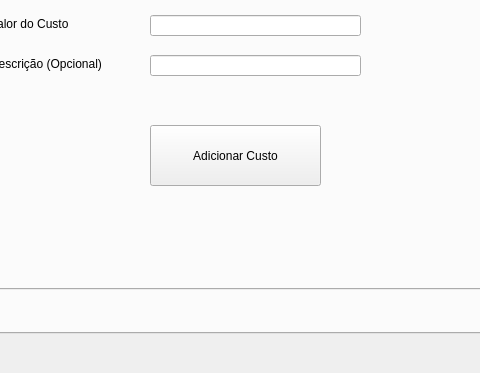
This is main_window.ui in Gianlucca-Buzo/Selling-Manager as Qt 5 draws it before an edit; both pictures show x 104 to 584 and y 177 to 550 of the 900 by 550 pixel window. The edited form follows.
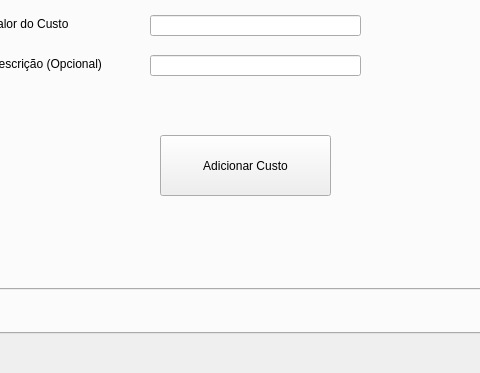
This is the edited form. The open tabs and pages were chosen to show the change.

Patch:
```diff
--- a/main_window.ui
+++ b/main_window.ui
@@ -812,19 +812,6 @@
          <string>Tipo</string>
         </property>
        </widget>
-       <widget class="QPushButton" name="pushButton_26">
-        <property name="geometry">
-         <rect>
-          <x>170</x>
-          <y>220</y>
-          <width>171</width>
-          <height>61</height>
-         </rect>
-        </property>
-        <property name="text">
-         <string>Adicionar Custo</string>
-        </property>
-       </widget>
        <widget class="QComboBox" name="tr_box_cost_type">
         <property name="geometry">
          <rect>
@@ -906,6 +893,19 @@
          </rect>
         </property>
        </widget>
+       <widget class="QPushButton" name="tr_add_cost">
+        <property name="geometry">
+         <rect>
+          <x>180</x>
+          <y>230</y>
+          <width>171</width>
+          <height>61</height>
+         </rect>
+        </property>
+        <property name="text">
+         <string>Adicionar Custo</string>
+        </property>
+       </widget>
       </widget>
      </widget>
     </widget>
```
Left out of the diff: 3 changed lines with no effect on the pictures.
